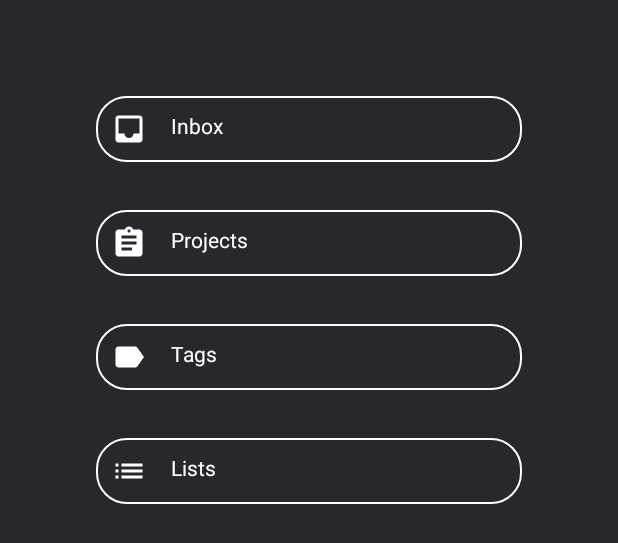
After one commit to zwhittle/reimagined-train, an Android app: the layout layout_home_menu.xml on its own in the app's theme, with its tools: preview values and no code run, on a phone screen of 412 x 824 dp. The commit adds this screen. Shown: the top 543 px of the screen. Run offline under Robolectric (Android 15) with nearby library versions, the phone set to English and light mode, and no system bars.

Commit message:
create layout for a home screen

```diff
--- /dev/null
+++ b/app/src/main/res/drawable/border.xml
@@ -0,0 +1,18 @@
+<?xml version="1.0" encoding="utf-8"?>
+<shape xmlns:android="http://schemas.android.com/apk/res/android"
+    android:shape="rectangle">
+
+    <corners android:radius="20dp" />
+
+    <padding
+        android:bottom="10dp"
+        android:left="10dp"
+        android:right="10dp"
+        android:top="10dp" />
+
+    <gradient />
+
+    <stroke
+        android:width="1dp"
+        android:color="#ffffff" />
+</shape>
--- /dev/null
+++ b/app/src/main/res/drawable/ic_inbox_black_24dp.xml
@@ -0,0 +1,5 @@
+<vector android:autoMirrored="true" android:height="24dp"
+    android:viewportHeight="24.0" android:viewportWidth="24.0"
+    android:width="24dp" xmlns:android="http://schemas.android.com/apk/res/android">
+    <path android:fillColor="#FF000000" android:pathData="M19,3L4.99,3c-1.11,0 -1.98,0.89 -1.98,2L3,19c0,1.1 0.88,2 1.99,2L19,21c1.1,0 2,-0.9 2,-2L21,5c0,-1.11 -0.9,-2 -2,-2zM19,15h-4c0,1.66 -1.35,3 -3,3s-3,-1.34 -3,-3L4.99,15L4.99,5L19,5v10z"/>
+</vector>
--- /dev/null
+++ b/app/src/main/res/drawable/ic_list_black_24dp.xml
@@ -0,0 +1,5 @@
+<vector android:autoMirrored="true" android:height="24dp"
+    android:viewportHeight="24.0" android:viewportWidth="24.0"
+    android:width="24dp" xmlns:android="http://schemas.android.com/apk/res/android">
+    <path android:fillColor="#FF000000" android:pathData="M3,13h2v-2L3,11v2zM3,17h2v-2L3,15v2zM3,9h2L5,7L3,7v2zM7,13h14v-2L7,11v2zM7,17h14v-2L7,15v2zM7,7v2h14L21,7L7,7z"/>
+</vector>
--- /dev/null
+++ b/app/src/main/res/drawable/ic_project_black_24dp.xml
@@ -0,0 +1,5 @@
+<vector android:autoMirrored="true" android:height="24dp"
+    android:viewportHeight="24.0" android:viewportWidth="24.0"
+    android:width="24dp" xmlns:android="http://schemas.android.com/apk/res/android">
+    <path android:fillColor="#FF000000" android:pathData="M19,3h-4.18C14.4,1.84 13.3,1 12,1c-1.3,0 -2.4,0.84 -2.82,2L5,3c-1.1,0 -2,0.9 -2,2v14c0,1.1 0.9,2 2,2h14c1.1,0 2,-0.9 2,-2L21,5c0,-1.1 -0.9,-2 -2,-2zM12,3c0.55,0 1,0.45 1,1s-0.45,1 -1,1 -1,-0.45 -1,-1 0.45,-1 1,-1zM14,17L7,17v-2h7v2zM17,13L7,13v-2h10v2zM17,9L7,9L7,7h10v2z"/>
+</vector>
--- /dev/null
+++ b/app/src/main/res/drawable/ic_tag_black_24dp.xml
@@ -0,0 +1,5 @@
+<vector android:autoMirrored="true" android:height="24dp"
+    android:viewportHeight="24.0" android:viewportWidth="24.0"
+    android:width="24dp" xmlns:android="http://schemas.android.com/apk/res/android">
+    <path android:fillColor="#FF000000" android:pathData="M17.63,5.84C17.27,5.33 16.67,5 16,5L5,5.01C3.9,5.01 3,5.9 3,7v10c0,1.1 0.9,1.99 2,1.99L16,19c0.67,0 1.27,-0.33 1.63,-0.84L22,12l-4.37,-6.16z"/>
+</vector>
--- /dev/null
+++ b/app/src/main/res/layout/layout_home_menu.xml
@@ -0,0 +1,103 @@
+<?xml version="1.0" encoding="utf-8"?>
+<layout xmlns:android="http://schemas.android.com/apk/res/android">
+
+    <LinearLayout
+        android:orientation="vertical"
+        android:id="@+id/layoutHomeRoot"
+        android:layout_width="match_parent"
+        android:weightSum="4"
+        android:padding="64dp"
+        android:layout_height="match_parent">
+
+        <LinearLayout
+            android:id="@+id/layoutHomeInbox"
+            android:orientation="horizontal"
+            android:background="@drawable/border"
+            android:layout_marginBottom="@dimen/margin_normal"
+            android:layout_width="match_parent"
+            android:layout_height="wrap_content">
+
+            <ImageView
+                android:id="@+id/ivHomeInbox"
+                android:src="@drawable/ic_inbox_black_24dp"
+                android:layout_width="wrap_content"
+                android:layout_height="wrap_content" />
+
+            <TextView
+                android:id="@+id/tvHomeInbox"
+                android:text="@string/inbox"
+                android:background="@color/colorPrimary"
+                android:layout_marginStart="@dimen/margin_normal"
+                android:layout_width="wrap_content"
+                android:layout_height="wrap_content" />
+        </LinearLayout>
+
+        <LinearLayout
+            android:id="@+id/layoutHomeProjects"
+            android:orientation="horizontal"
+            android:layout_marginBottom="@dimen/margin_normal"
+            android:background="@drawable/border"
+            android:layout_marginTop="@dimen/margin_normal"
+            android:layout_width="match_parent"
+            android:layout_height="wrap_content">
+
+            <ImageView
+                android:id="@+id/ivHomeProjects"
+                android:src="@drawable/ic_project_black_24dp"
+                android:layout_width="wrap_content"
+                android:layout_height="wrap_content" />
+
+            <TextView
+                android:id="@+id/tvHomeProjects"
+                android:text="@string/projects"
+                android:layout_marginStart="@dimen/margin_normal"
+                android:layout_width="wrap_content"
+                android:layout_height="wrap_content" />
+        </LinearLayout>
+
+        <LinearLayout
+            android:id="@+id/layoutHomeTags"
+            android:orientation="horizontal"
+            android:background="@drawable/border"
+            android:layout_marginBottom="@dimen/margin_normal"
+            android:layout_marginTop="@dimen/margin_normal"
+            android:layout_width="match_parent"
+            android:layout_height="wrap_content">
+
+            <ImageView
+                android:id="@+id/ivHomeTags"
+                android:src="@drawable/ic_tag_black_24dp"
+                android:layout_width="wrap_content"
+                android:layout_height="wrap_content" />
+
+            <TextView
+                android:id="@+id/tvHomeTags"
+                android:text="@string/tags"
+                android:layout_marginStart="@dimen/margin_normal"
+                android:layout_width="wrap_content"
+                android:layout_height="wrap_content" />
+        </LinearLayout>
+
+        <LinearLayout
+            android:id="@+id/layoutHomeLists"
+            android:orientation="horizontal"
+            android:background="@drawable/border"
+            android:layout_width="match_parent"
+            android:layout_marginTop="@dimen/margin_normal"
+            android:layout_height="wrap_content">
+
+            <ImageView
+                android:id="@+id/ivHomeLists"
+                android:src="@drawable/ic_list_black_24dp"
+                android:layout_width="wrap_content"
+                android:layout_height="wrap_content" />
+
+            <TextView
+                android:id="@+id/tvHomeLists"
+                android:text="@string/lists"
+                android:layout_marginStart="@dimen/margin_normal"
+                android:layout_width="wrap_content"
+                android:layout_height="wrap_content" />
+        </LinearLayout>
+    </LinearLayout>
+</layout>
--- a/app/src/main/res/values/strings.xml
+++ b/app/src/main/res/values/strings.xml
@@ -27,4 +27,6 @@
     <string name="new_task">New Task</string>
     <string name="new_project">New Project</string>
     <string name="new_tag">New Tag</string>
+    <string name="inbox">Inbox</string>
+    <string name="lists">Lists</string>
 </resources>
```
